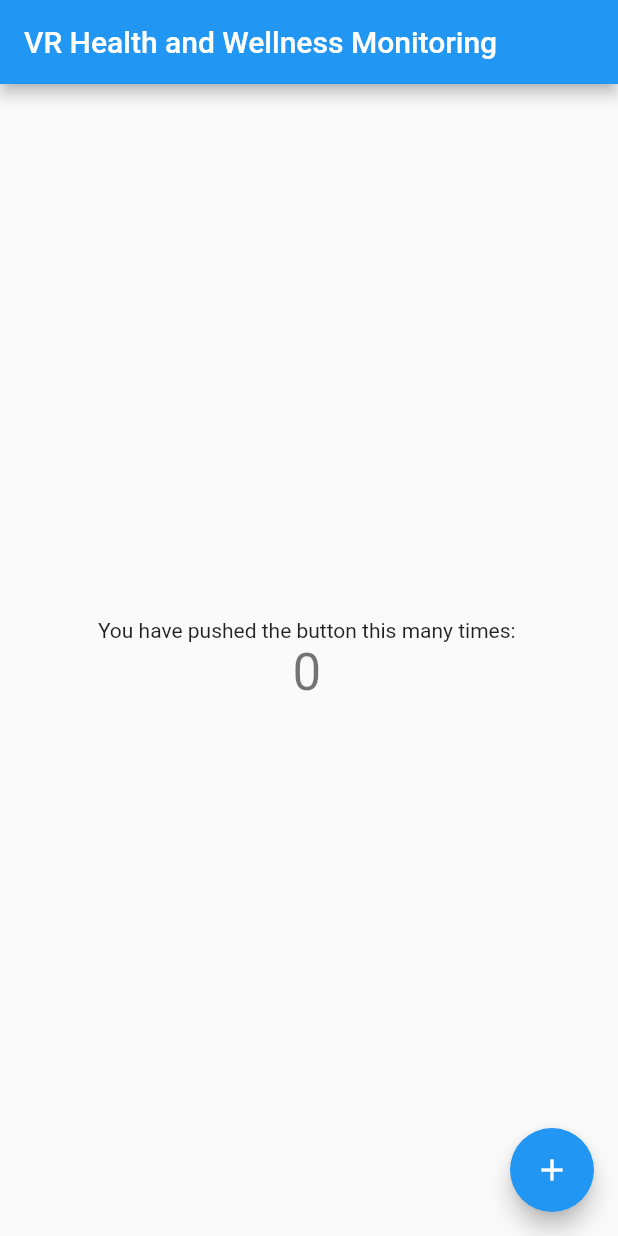
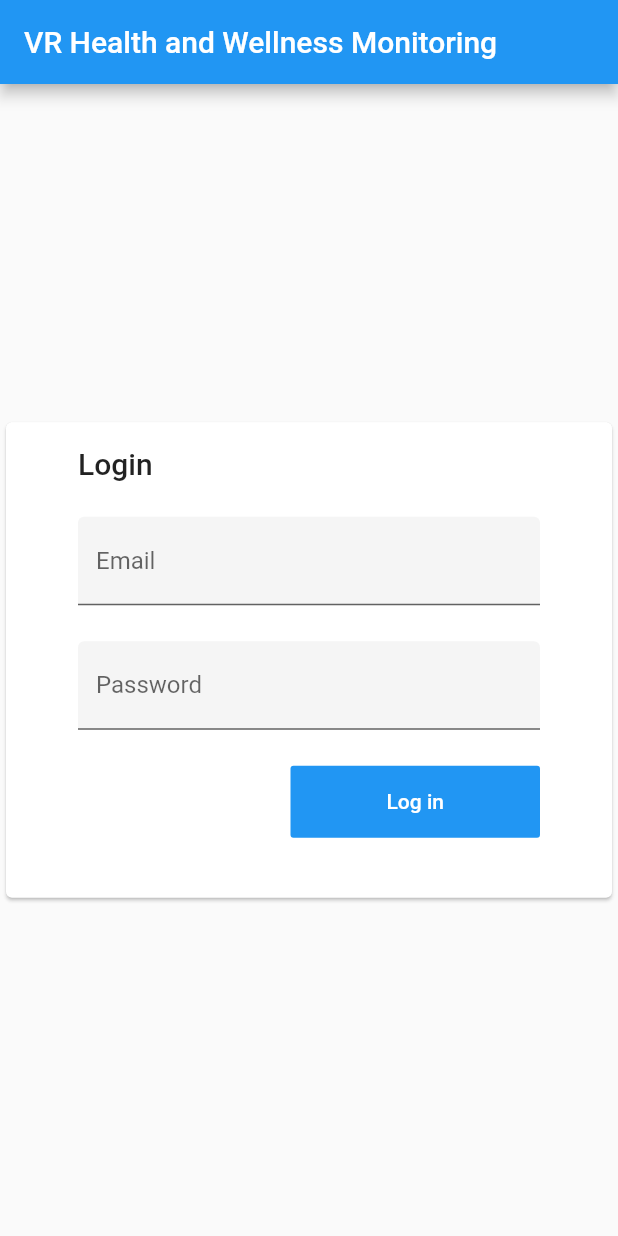
Before and after one commit to akerholten/exerisland-remote-monitoring-platform, a Flutter app: the screen it shows after launch, on a phone screen of 412 x 824 dp. Run offline on Flutter 3.47's test engine with Material 2 defaults, Android fonts, the phone set to English and light mode, and no system bars.

Commit message:
#2: Progress on creating login front-end and understanding flutter

```diff
--- a/frontendflutter/lib/main.dart
+++ b/frontendflutter/lib/main.dart
@@ -1,8 +1,12 @@
 import 'package:flutter/material.dart';
-import 'src/constants.dart';
+import 'src/constants/constants.dart';
 import 'src/testForm.dart';
+import 'src/handlers/loginHandler.dart';
+import 'src/loginWidget.dart';
 
 void main() {
+  // Can potentially do verification of login / cookie stuff here, and show correct screen accordingly
+  // And what about url navigation / stack navigation?
   runApp(MyApp());
 }
 
@@ -28,7 +32,10 @@ class MyApp extends StatelessWidget {
         // closer together (more dense) than on mobile platforms.
         visualDensity: VisualDensity.adaptivePlatformDensity,
       ),
-      home: MyHomePage(title: Constants.applicationName),
+      routes: {
+        '/': (context) => MyHomePage(title: Constants.applicationName),
+        '/test': (context) => FormWidgetsDemo(),
+      },
     );
   }
 }
@@ -54,6 +61,7 @@ class MyHomePage extends StatefulWidget {
 class _MyHomePageState extends State<MyHomePage> {
   int _counter = 0;
   Widget bodyWidget;
+  bool loggedIn = false;
 
   void _incrementCounter() {
     setState(() {
@@ -66,6 +74,12 @@ class _MyHomePageState extends State<MyHomePage> {
     });
   }
 
+  void _tryCookieLogin() {
+    setState(() {
+      loggedIn = LoginHandler.isLoggedInWithCookie();
+    });
+  }
+
   @override
   Widget build(BuildContext context) {
     // This method is rerun every time setState is called, for instance as done
@@ -74,41 +88,48 @@ class _MyHomePageState extends State<MyHomePage> {
     // The Flutter framework has been optimized to make rerunning build methods
     // fast, so that you can just rebuild anything that needs updating rather
     // than having to individually change instances of widgets.
-    if(_counter % 2 == 1){
-      bodyWidget = FormWidgetsDemo();
+
+    _tryCookieLogin();
+
+    if(!loggedIn){
+      bodyWidget = LoginWidget();
     }
-    else {
-      bodyWidget = Center(
-              // Center is a layout widget. It takes a single child and positions it
-              // in the middle of the parent.
-              child: Column(
-                // Column is also a layout widget. It takes a list of children and
-                // arranges them vertically. By default, it sizes itself to fit its
-                // children horizontally, and tries to be as tall as its parent.
-                //
-                // Invoke "debug painting" (press "p" in the console, choose the
-                // "Toggle Debug Paint" action from the Flutter Inspector in Android
-                // Studio, or the "Toggle Debug Paint" command in Visual Studio Code)
-                // to see the wireframe for each widget.
-                //
-                // Column has various properties to control how it sizes itself and
-                // how it positions its children. Here we use mainAxisAlignment to
-                // center the children vertically; the main axis here is the vertical
-                // axis because Columns are vertical (the cross axis would be
-                // horizontal).
-                mainAxisAlignment: MainAxisAlignment.center,
-                children: <Widget>[
-                  SelectableText(
-                    'You have pushed the button this many times:',
-                  ),
-                  SelectableText(
-                    '$_counter',
-                    style: Theme.of(context).textTheme.headline4,
-                  ),
-                ],
-              ),
-            );
-    }
+
+    // if(_counter % 2 == 1){
+    //   bodyWidget = FormWidgetsDemo();
+    // }
+    // else {
+    //   bodyWidget = Center(
+    //           Center is a layout widget. It takes a single child and positions it
+    //           in the middle of the parent.
+    //           child: Column(
+    //             Column is also a layout widget. It takes a list of children and
+    //             arranges them vertically. By default, it sizes itself to fit its
+    //             children horizontally, and tries to be as tall as its parent.
+
+    //             Invoke "debug painting" (press "p" in the console, choose the
+    //             "Toggle Debug Paint" action from the Flutter Inspector in Android
+    //             Studio, or the "Toggle Debug Paint" command in Visual Studio Code)
+    //             to see the wireframe for each widget.
+
+    //             Column has various properties to control how it sizes itself and
+    //             how it positions its children. Here we use mainAxisAlignment to
+    //             center the children vertically; the main axis here is the vertical
+    //             axis because Columns are vertical (the cross axis would be
+    //             horizontal).
+    //             mainAxisAlignment: MainAxisAlignment.center,
+    //             children: <Widget>[
+    //               SelectableText(
+    //                 'You have pushed the button this many times:',
+    //               ),
+    //               SelectableText(
+    //                 '$_counter',
+    //                 style: Theme.of(context).textTheme.headline4,
+    //               ),
+    //             ],
+    //           ),
+    //         );
+    // }
     return Scaffold(
             appBar: AppBar(
               // Here we take the value from the MyHomePage object that was created by
@@ -116,11 +137,11 @@ class _MyHomePageState extends State<MyHomePage> {
               title: Text(widget.title),
             ),
             body: bodyWidget,
-            floatingActionButton: FloatingActionButton(
-              onPressed: _incrementCounter,
-              tooltip: 'Increment',
-              child: Icon(Icons.add),
-            ), // This trailing comma makes auto-formatting nicer for build methods.
+            // floatingActionButton: FloatingActionButton(
+            //   onPressed: _incrementCounter,
+            //   tooltip: 'Increment',
+            //   child: Icon(Icons.add),
+            // ), // This trailing comma makes auto-formatting nicer for build methods.
           );
   }
 }
--- /dev/null
+++ b/frontendflutter/lib/src/constants/route_names.dart
@@ -0,0 +1,5 @@
+const String HomeRoute = '/home';
+const String LoginRoute = '/login';
+const String SignupRoute = '/signup';
+const String OverviewRoute = '/dashboard';
+const String SpecificPersonOverviewRoute = '/id/';
--- /dev/null
+++ b/frontendflutter/lib/src/handlers/loginHandler.dart
@@ -0,0 +1,20 @@
+// TODO: HTTP Requests to back-end
+
+class LoginHandler {
+  // These functions could potentially return bools (success/failure) or ints (HTTP error codes)
+
+  static bool isLoggedInWithCookie(){ // or doCookieVerification / tryCookieLogin
+    // Check for cookie with doing a post request to back-end
+    // Back-end will check for the cookie
+    // If valid cookie, then login
+    return false;
+  }
+
+  static bool login(String email, String password){
+    // Hash and encrypt before sent to back-end
+    // HTTP request to back-end for logging in
+    // Login or not login ( create cookie on back end )
+    return true;
+  }
+
+}
--- /dev/null
+++ b/frontendflutter/lib/src/loginWidget.dart
@@ -0,0 +1,112 @@
+import 'package:flutter/material.dart';
+import 'handlers/loginHandler.dart';
+
+
+class LoginWidget extends StatefulWidget {
+  @override
+  _LoginWidgetState createState() => _LoginWidgetState();
+}
+
+class _LoginWidgetState extends State<LoginWidget> {
+  final _formKey = GlobalKey<FormState>(); // is this needed?
+  String email, password = '';
+  bool loggedIn = false;
+
+  void _tryCookieLogin() {
+    setState(() {
+      loggedIn = LoginHandler.isLoggedInWithCookie();
+    });
+  }
+
+  void _tryLogin() {
+    setState(() {
+      loggedIn = LoginHandler.login(email, password);
+
+      if(loggedIn){
+        // TODO: Navigate to overview page
+      }
+    });
+  }
+
+  @override
+  Widget build(BuildContext context) {
+    return Scaffold(
+      body: Form(
+        key: _formKey,
+        child: Scrollbar(
+          child: Align(
+            alignment: Alignment.center,
+            child: Card(
+              color: Colors.white,
+              child: SingleChildScrollView(
+                padding: EdgeInsets.all(16),
+                child: ConstrainedBox(
+                  constraints: BoxConstraints(maxWidth: 400),
+                  child: Padding(
+                    padding: EdgeInsets.only(left: 32, right: 32),
+                    child: Column(
+                      children: [
+                        ...[
+                          Align(
+                              alignment: Alignment.centerLeft,
+                              child: Text(
+                              'Login',
+                              style: Theme.of(context).textTheme.title,
+                              textAlign: TextAlign.left,
+                              ),
+                          ),
+                          TextFormField(
+                            decoration: InputDecoration(
+                              filled: true,
+                              hintText: 'Enter email',
+                              labelText: 'Email',
+                            ),
+                            onChanged: (value) {
+                              setState(() {
+                                email = value;
+                              });
+                            },
+                          ),
+                          TextFormField(
+                            obscureText: true, // hides text as this is password
+                            decoration: InputDecoration(
+                              filled: true,
+                              hintText: 'Enter password',
+                              labelText: 'Password',
+                            ),
+                            onChanged: (value) {
+                              setState(() {
+                                password = value;
+                              });
+                            },
+                          ),
+                          Align(
+                            alignment: Alignment.centerRight,
+                            child: FlatButton(
+                              padding: EdgeInsets.only(left: 64, right: 64, bottom: 16, top: 16),
+                              color: Theme.of(context).primaryColor,
+                              textColor: Colors.white,
+                              onPressed: _tryLogin,
+                              child: Text('Log in')
+                            ),
+                          ),
+                            ].expand(
+                              (widget) => [
+                                widget,
+                                SizedBox(
+                                  height: 24,
+                                )
+                              ],
+                        )
+                    ],
+                    ),
+                  ),
+                ),
+              ),
+            ),
+          ),
+        ),
+      ),
+    );
+  }
+}
--- a/frontendflutter/lib/src/testForm.dart
+++ b/frontendflutter/lib/src/testForm.dart
@@ -26,7 +26,7 @@ class _FormWidgetsDemoState extends State<FormWidgetsDemo> {
         key: _formKey,
         child: Scrollbar(
           child: Align(
-            alignment: Alignment.topCenter,
+            alignment: Alignment.center,
             child: Card(
               child: SingleChildScrollView(
                 padding: EdgeInsets.all(16),
```
Also changed, not shown: frontendflutter/lib/src/constants/constants.dart (renamed from frontendflutter/lib/src/constants.dart), frontendflutter/lib/src/login.dart (deleted), frontendflutter/lib/src/therapistDashboard.dart (added), frontendflutter/lib/src/therapistOverview.dart (deleted).
